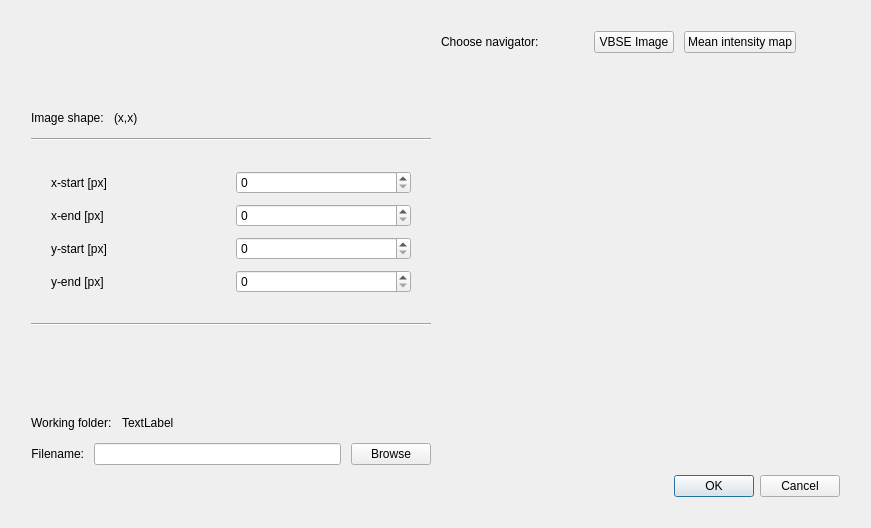
Above: ui/roi_dialog.ui from EBSP-Indexer/EBSP-Indexer before the change. Below: the same form after it.
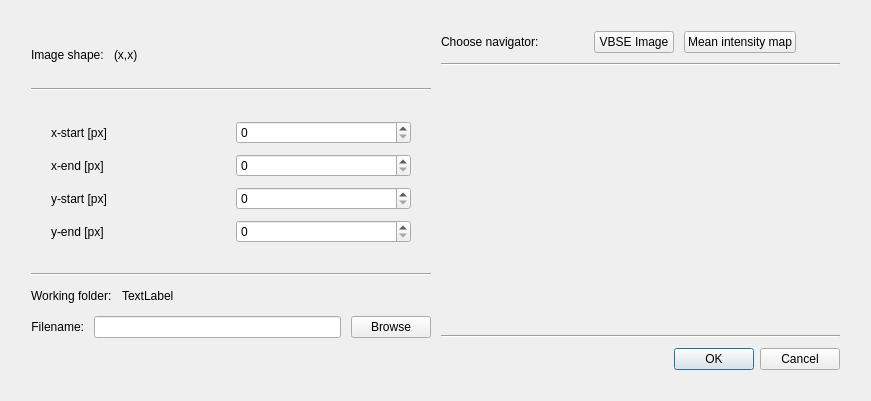
That is the form after the change. Custom widgets are drawn as their Qt base class.

What changed in the file:
```diff
--- a/ui/roi_dialog.ui
+++ b/ui/roi_dialog.ui
@@ -7,7 +7,7 @@
     <x>0</x>
     <y>0</y>
     <width>871</width>
-    <height>528</height>
+    <height>401</height>
    </rect>
   </property>
   <property name="windowTitle">
@@ -38,20 +38,7 @@
       <item row="3" column="0">
        <layout class="QGridLayout" name="gridLayout_5">
         <item row="2" column="0">
-         <layout class="QVBoxLayout" name="verticalLayout_3">
-          <item>
-           <spacer name="verticalSpacer">
-            <property name="orientation">
-             <enum>Qt::Vertical</enum>
-            </property>
-            <property name="sizeHint" stdset="0">
-             <size>
-              <width>20</width>
-              <height>40</height>
-             </size>
-            </property>
-           </spacer>
-          </item>
+         <layout class="QVBoxLayout" name="verticalLayout_3" stretch="0,0,0,0,0">
           <item>
            <layout class="QHBoxLayout" name="horizontalLayout_4">
             <item>
@@ -166,31 +153,6 @@
            </widget>
           </item>
           <item>
-           <spacer name="verticalSpacer_2">
-            <property name="orientation">
-             <enum>Qt::Vertical</enum>
-            </property>
-            <property name="sizeHint" stdset="0">
-             <size>
-              <width>20</width>
-              <height>40</height>
-             </size>
-            </property>
-           </spacer>
-          </item>
-         </layout>
-        </item>
-        <item row="4" column="2">
-         <widget class="QDialogButtonBox" name="buttonBox">
-          <property name="layoutDirection">
-           <enum>Qt::LeftToRight</enum>
-          </property>
-          <property name="standardButtons">
-           <set>QDialogButtonBox::Cancel|QDialogButtonBox::Ok</set>
-          </property>
-         </widget>
-        </item>
-        <item row="3" column="0">
          <layout class="QVBoxLayout" name="verticalLayout">
           <item>
            <layout class="QHBoxLayout" name="horizontalLayout_3">
@@ -277,8 +239,23 @@
           </item>
          </layout>
         </item>
+         </layout>
+        </item>
+        <item row="4" column="2">
+         <widget class="QDialogButtonBox" name="buttonBox">
+          <property name="layoutDirection">
+           <enum>Qt::LeftToRight</enum>
+          </property>
+          <property name="standardButtons">
+           <set>QDialogButtonBox::Cancel|QDialogButtonBox::Ok</set>
+          </property>
+         </widget>
+        </item>
         <item row="2" column="2">
-         <layout class="QVBoxLayout" name="verticalLayout_2">
+         <layout class="QVBoxLayout" name="verticalLayout_2" stretch="0,0,2,0">
+          <property name="sizeConstraint">
+           <enum>QLayout::SetMaximumSize</enum>
+          </property>
           <item>
            <layout class="QHBoxLayout" name="horizontalLayout_2">
             <property name="sizeConstraint">
@@ -339,6 +316,13 @@
             </item>
            </layout>
           </item>
+          <item>
+           <widget class="Line" name="line_3">
+            <property name="orientation">
+             <enum>Qt::Horizontal</enum>
+            </property>
+           </widget>
+          </item>
           <item>
            <widget class="MplWidget" name="mplWidget" native="true">
             <property name="sizePolicy">
@@ -352,6 +336,13 @@
             </property>
            </widget>
           </item>
+          <item>
+           <widget class="Line" name="line_4">
+            <property name="orientation">
+             <enum>Qt::Horizontal</enum>
+            </property>
+           </widget>
+          </item>
          </layout>
         </item>
        </layout>
```
Left out of the diff: 2 changed lines with no effect on the pictures. Lines whose indentation alone changed are shown as unchanged.
